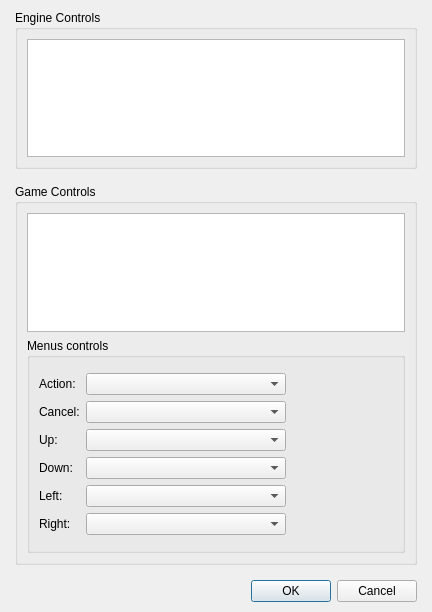
Before: the Qt Designer form Engine/Dialogs/dialogkeyboardcontrols.ui in RPG-Paper-Maker/RPG-Paper-Maker, drawn with Qt 5.
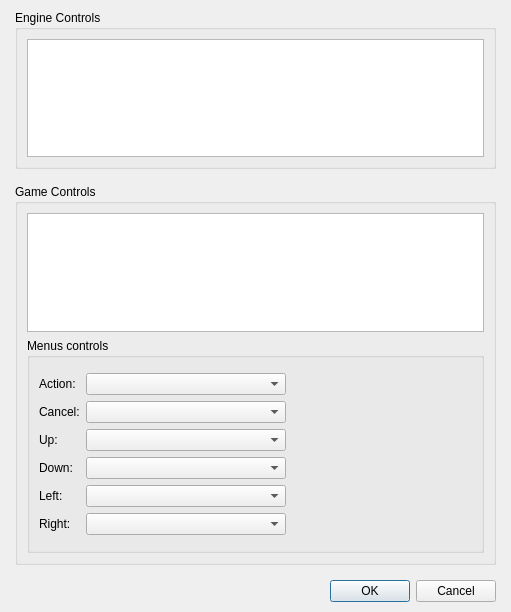
After: the same form once the commit is applied. Custom widgets are drawn as their Qt base class.

```diff
--- a/Engine/Dialogs/dialogkeyboardcontrols.ui
+++ b/Engine/Dialogs/dialogkeyboardcontrols.ui
@@ -6,7 +6,7 @@
    <rect>
     <x>0</x>
     <y>0</y>
-    <width>432</width>
+    <width>511</width>
     <height>612</height>
    </rect>
   </property>
```
